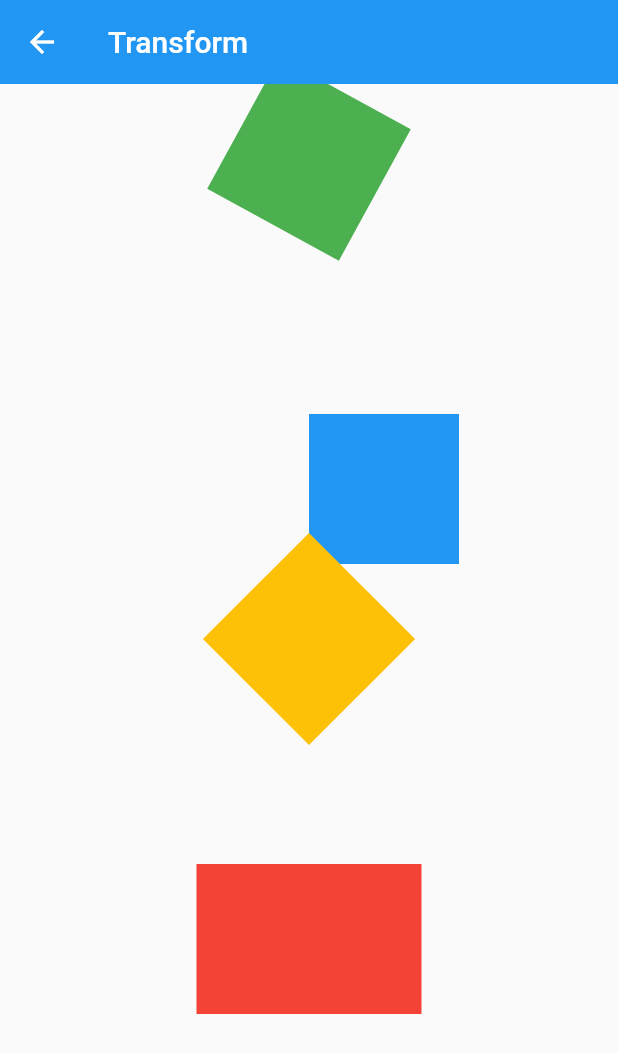
After one commit to codprincess/flutter_base, a Flutter app: the TransformPage screen opened by its route, on a phone screen of 412 x 824 dp. The commit adds this screen. Shown: the top 1053 px of the screen. Run offline on Flutter 3.47's test engine with Material 2 defaults, Android fonts, the phone set to English and light mode, and no system bars; our stand-ins replace shared_preferences; missing offline and left inert: fancy_bottom_navigation_2; accounts and stored records are empty.

Commit message:
Transform

```diff
--- /dev/null
+++ b/lib/TransformPage.dart
@@ -0,0 +1,62 @@
+import 'dart:math';
+
+import 'package:flutter/material.dart';
+
+class TransformPage extends StatelessWidget {
+  const TransformPage({Key? key}) : super(key: key);
+
+  @override
+  Widget build(BuildContext context) {
+    return Scaffold(
+      appBar: AppBar(title: const Text('Transform'),),
+      body: Center(
+        child: Column(
+          //mainAxisAlignment: MainAxisAlignment.center,
+          crossAxisAlignment: CrossAxisAlignment.center,
+          children: [
+            Transform(
+              transform: Matrix4.rotationZ(0.5),//绕z轴旋转弧度
+              //origin参数表示变换矩阵的坐标，默认是（0,0）即左上角，如果想围绕圆心旋转
+              origin: const Offset(50,50),
+              child: Container(
+                width: 100,
+                height: 100,
+                color: Colors.green,
+              ),
+            ),
+            const SizedBox(height: 20,),
+            Transform.translate(
+              offset: const Offset(50.0,100.0),
+              child: Container(
+                width: 100,
+                height: 100,
+                color: Colors.blue,
+              )
+            ),
+            const SizedBox(height: 100,),
+            Transform.rotate(
+                angle: pi/4,//pi/4,也就是45度
+              child: Container(
+                width: 100,
+                height: 100,
+                color: Colors.amber,
+              ),
+            ),
+            const SizedBox(height: 100,),
+            Transform.scale(
+              //scale: 1.5,
+              scaleX: 1.5,
+               scaleY: 1,
+               child: Container(
+                 width: 100,
+                 height: 100,
+                 color: Colors.red,
+               ),
+            )
+
+          ],
+        ),
+      ),
+    );
+  }
+}
--- a/lib/main.dart
+++ b/lib/main.dart
@@ -85,6 +85,7 @@ import 'SliverGridPage.dart';
 import 'SliverPrototypeExtentListPage.dart';
 import 'SliverVisibilityPage.dart';
 import 'StreamBuilderPage.dart';
+import 'TransformPage.dart';
 import 'VisibilityPage.dart';
 import 'package:flutter_localizations/flutter_localizations.dart';
 import 'dart:convert';
@@ -221,6 +222,7 @@ class _MyAppState extends State<MyApp> {
               'Hero_Page':(context) => HeroPage(),
               'Sequence_Page':(context) => SequencePage(),
               'AnimatedSwitcher_Page':(context) => AnimatedSwitcherPage(),
+              'Transform_Page':(context) => TransformPage()
 
             },
           );
@@ -631,6 +633,13 @@ class _MyHomePageState extends State<MyHomePage> {
                     },
                     child: const Text('Tween'),
                   ),
+
+                  ElevatedButton(
+                    onPressed: (){
+                      Navigator.pushNamed(context, 'Transform_Page');
+                    },
+                    child: const Text('Transform'),
+                  ),
                   ElevatedButton(
                     onPressed: (){
                       Navigator.pushNamed(context, 'ScaleAnimation_page');
```
